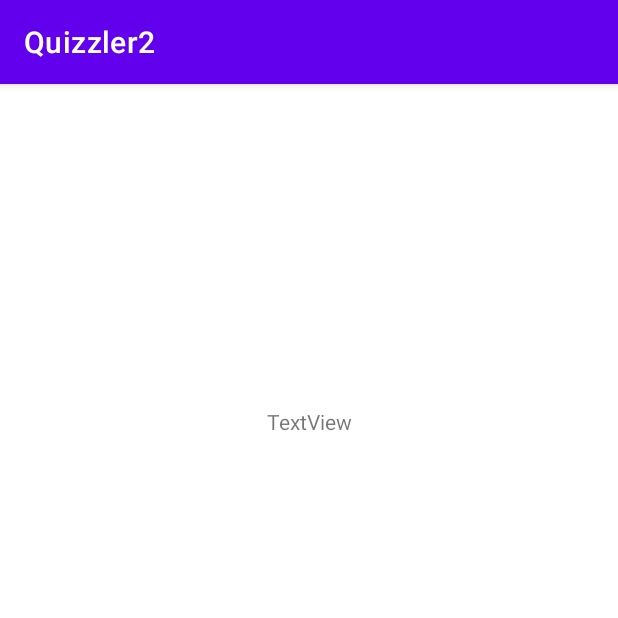
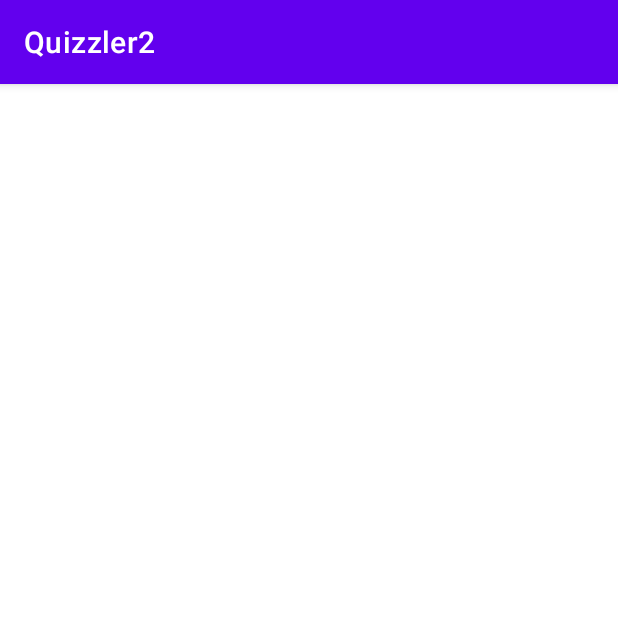
Before and after one commit to AndrewVreeland/Quizzler2, an Android app: the screen it shows after launch (MainActivity), on a phone screen of 412 x 824 dp, the top half of it. Run offline under Robolectric (Android 15) with nearby library versions, the phone set to English and light mode, and no system bars; libraries missing offline, so code that uses them is left out: com.amplifyframework, com.amplifyframework.api, com.amplifyframework.core, com.hitomi.cmlibrary; plain views replace CircleMenu; 4 statements that could not run were skipped.

Commit message:
the learn more button visbility and functionality is now toggled when switching between topics

```diff
--- a/Quizzler2/app/src/main/java/com/study/quizzler2/fragments/HomeFragment.java
+++ b/Quizzler2/app/src/main/java/com/study/quizzler2/fragments/HomeFragment.java
@@ -2,9 +2,12 @@ package com.study.quizzler2.fragments;
 
 import android.graphics.Color;
 import android.os.Bundle;
+import android.os.Handler;
 import android.view.LayoutInflater;
 import android.view.View;
 import android.view.ViewGroup;
+import android.widget.Button;
+import android.widget.ProgressBar;
 import android.widget.TextView;
 
 import androidx.constraintlayout.widget.ConstraintLayout;
@@ -16,11 +19,15 @@ import com.study.quizzler2.R;
 import com.study.quizzler2.helpers.FragmentHelper;
 import com.study.quizzler2.interfaces.updateTriviaTextInterface;
 
+import java.util.Objects;
+
 public class HomeFragment extends Fragment implements updateTriviaTextInterface.OnTextUpdateListener {
 
-    CircleMenu circleMenu;
-    ConstraintLayout constraintLayout;
-    TextView textView;
+    private CircleMenu circleMenu;
+    private ProgressBar progressBar;
+    private ConstraintLayout constraintLayout;
+    private TextView textView;
+    private Button learnMoreButton;
 
     @Override
     public View onCreateView(LayoutInflater inflater, ViewGroup container,
@@ -30,6 +37,13 @@ public class HomeFragment extends Fragment implements updateTriviaTextInterface.
         constraintLayout = rootView.findViewById(R.id.constraint_layout);
         circleMenu = rootView.findViewById(R.id.circle_menu);
         textView = rootView.findViewById(R.id.homeFragmentTopTextView);
+        progressBar = rootView.findViewById(R.id.progressBar);
+        learnMoreButton = rootView.findViewById(R.id.learn_more_btn);
+
+        // Initially disable the textView and Learn More button
+        textView.setVisibility(View.INVISIBLE);
+        learnMoreButton.setVisibility(View.INVISIBLE);
+        learnMoreButton.setEnabled(false);
 
         circleMenu.setMainMenu(Color.parseColor("#CDCDCD"), R.mipmap.menu, R.mipmap.cancel)
                 .addSubMenu(Color.parseColor("#88bef5"), R.mipmap.home)
@@ -37,16 +51,29 @@ public class HomeFragment extends Fragment implements updateTriviaTextInterface.
                 .addSubMenu(Color.parseColor("#FF4B32"), R.mipmap.history)
                 .addSubMenu(Color.parseColor("#ba53de"), R.mipmap.games)
                 .addSubMenu(Color.parseColor("#ff8a5c"), R.mipmap.music)
-                .addSubMenu(Color.parseColor("#ff8a5c"), R.mipmap.music)
                 .setOnMenuSelectedListener(new OnMenuSelectedListener() {
                     @Override
                     public void onMenuSelected(int index) {
-                        updateText("Selected menu item: " + index);
+                        // Hide the "Learn More" button when the menu is selected
+                        learnMoreButton.setVisibility(View.INVISIBLE);
+                        learnMoreButton.setEnabled(false);
+
+                        // Show the progress bar while loading
+                        textView.setVisibility(View.INVISIBLE);
+                        progressBar.setVisibility(View.VISIBLE);
+
                         FragmentHelper.replaceFragmentWithDelay(
                                 requireActivity().getSupportFragmentManager(),
                                 index,
                                 HomeFragment.this,
-                                rootView
+                                rootView,
+                                new FragmentHelper.FragmentReplaceListener() {
+                                    @Override
+                                    public void onFragmentReplaced() {
+                                        // After the fragment has been replaced, set the "Learn More" button visibility
+                                        updateLearnMoreButtonVisibility();
+                                    }
+                                }
                         );
                     }
                 });
@@ -57,5 +84,40 @@ public class HomeFragment extends Fragment implements updateTriviaTextInterface.
     @Override
     public void updateText(String newText) {
         textView.setText(newText);
+        progressBar.setVisibility(View.INVISIBLE);
+        textView.setVisibility(View.VISIBLE);
+
+        // Update the visibility of the "Learn More" button based on the progress bar
+        updateLearnMoreButtonVisibility();
+    }
+
+    private void updateLearnMoreButtonVisibility() {
+        ProgressBar progressBar = requireView().findViewById(R.id.progressBar);
+        Button learnMoreButton = requireView().findViewById(R.id.learn_more_btn);
+
+        if (learnMoreButton != null && progressBar != null) {
+            if (progressBar.getVisibility() == View.VISIBLE) {
+                // If the progress bar is visible, hide and disable the button
+                learnMoreButton.setVisibility(View.INVISIBLE);
+                learnMoreButton.setEnabled(false);
+            } else {
+                // If the progress bar is not visible, make the button visible and enable it
+                learnMoreButton.setVisibility(View.VISIBLE);
+                learnMoreButton.setEnabled(true);
+
+                // Set OnClickListener for the button
+                learnMoreButton.setOnClickListener(new View.OnClickListener() {
+                    @Override
+                    public void onClick(View v) {
+                        // Handle the fragment transaction when the button is clicked
+                        requireActivity().getSupportFragmentManager()
+                                .beginTransaction()
+                                .replace(R.id.fragment_container, ChatFragment.newInstance("I want to learn more about \"" + textView.getText().toString() + "\"."))
+                                .addToBackStack(null) // Add the transaction to the back stack
+                                .commit();
+                    }
+                });
+            }
+        }
     }
 }
--- a/Quizzler2/app/src/main/res/layout/fragment_home.xml
+++ b/Quizzler2/app/src/main/res/layout/fragment_home.xml
@@ -23,13 +23,14 @@
         android:id="@+id/homeFragmentTopTextView"
         android:layout_width="wrap_content"
         android:layout_height="wrap_content"
+        android:maxWidth="300dp"
         android:text="TextView"
         app:layout_constraintBottom_toTopOf="@+id/circle_menu"
         app:layout_constraintEnd_toEndOf="parent"
-        app:layout_constraintHorizontal_bias="0.5"
+        app:layout_constraintHorizontal_bias="0.498"
         app:layout_constraintStart_toStartOf="parent"
         app:layout_constraintTop_toTopOf="parent"
-        app:layout_constraintVertical_bias="0.5" />
+        app:layout_constraintVertical_bias="0.303" />
 
     <Button
         android:id="@+id/learn_more_btn"
@@ -37,11 +38,24 @@
         android:layout_height="wrap_content"
         android:layout_marginTop="20dp"
         android:text="Learn More"
+        android:visibility="invisible"
         app:layout_constraintBottom_toTopOf="@+id/circle_menu"
         app:layout_constraintEnd_toEndOf="parent"
         app:layout_constraintStart_toStartOf="parent"
         app:layout_constraintTop_toBottomOf="@+id/homeFragmentTopTextView"
+        app:layout_constraintVertical_bias="1.0" />
+
+    <ProgressBar
+        android:id="@+id/progressBar"
+        android:layout_width="wrap_content"
+        android:layout_height="wrap_content"
+        android:layout_gravity="center"
         android:visibility="invisible"
-        />
+        app:layout_constraintBottom_toTopOf="@+id/learn_more_btn"
+        app:layout_constraintEnd_toEndOf="parent"
+        app:layout_constraintHorizontal_bias="0.498"
+        app:layout_constraintStart_toStartOf="parent"
+        app:layout_constraintTop_toTopOf="parent"
+        app:layout_constraintVertical_bias="0.739" />
 
 </androidx.constraintlayout.widget.ConstraintLayout>
```
Also changed, not shown: Quizzler2/app/src/main/java/com/study/quizzler2/helpers/FragmentHelper.java (+17 -33 lines).
